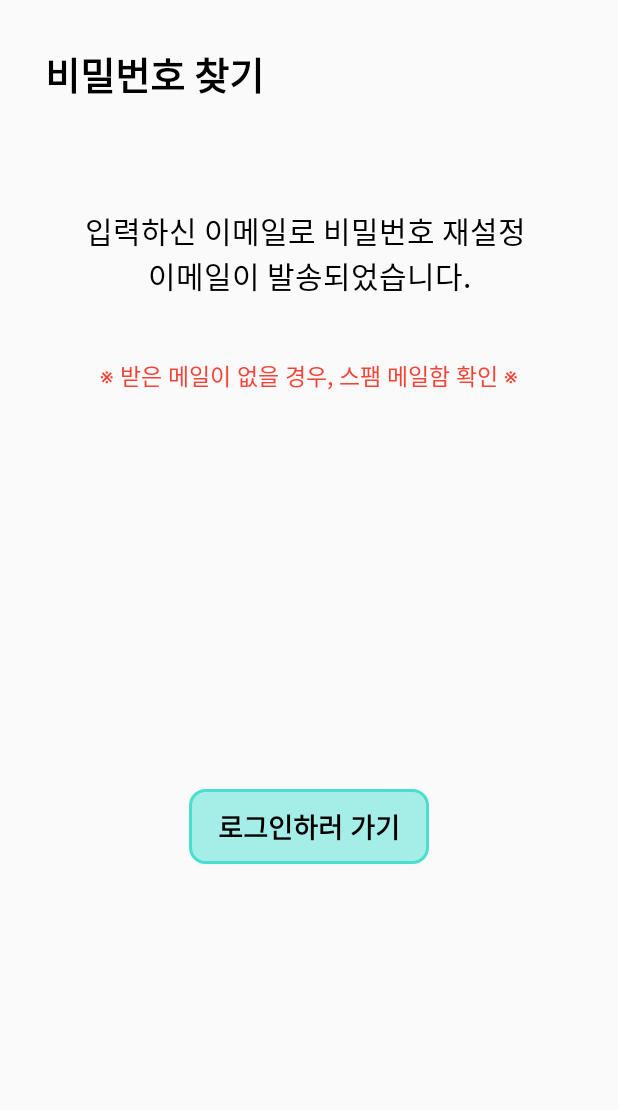
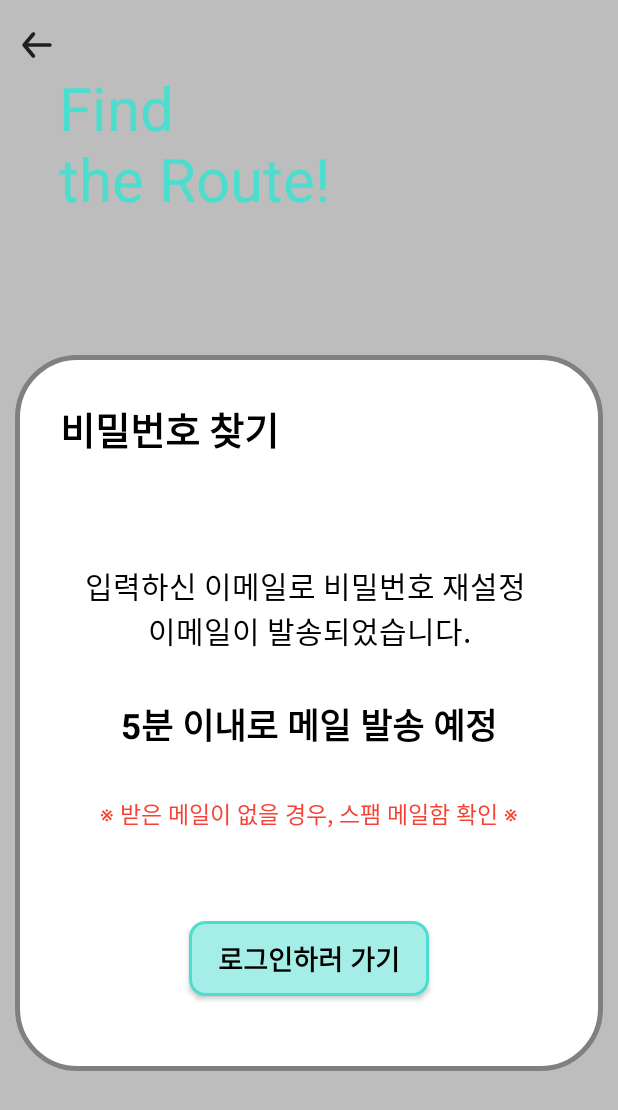
Before and after one commit to palzo/sandamso, an Android app: the FindpwResultActivity screen opened directly, with no data from a screen before it, on a phone screen of 412 x 824 dp. Shown: the top 1110 px of the screen. Run offline under Robolectric (Android 15) with nearby library versions, the phone set to English and light mode, and no system bars.

Commit message:
[DESIGN] : 🎨 비밀번호 찾기 결과 페이지 레이아웃 수정 [FEAT] : ⚙️ 비밀번호 재설정 이메일 전송 기능 오류 발생...

```diff
--- a/app/src/main/java/com/example/sansaninfo/SignPage/FindpwActivity.kt
+++ b/app/src/main/java/com/example/sansaninfo/SignPage/FindpwActivity.kt
@@ -53,12 +53,13 @@ class FindpwActivity : AppCompatActivity() {
                             .addOnCompleteListener { resetTask ->
                                 if (resetTask.isSuccessful) {
                                     toastMessage("비밀번호 재설정 이메일 발송 완료 !")
-                                    val resultIntent = Intent(this, FindpwResultActivity::class.java)
-                                    startActivity(resultIntent)
+
                                 } else {
                                     toastMessage("이메일 전송에 실패했습니다. 가입하신 이메일 주소를 확인해주세요.")
                                 }
                             }
+                        val resultIntent = Intent(this, FindpwResultActivity::class.java)
+                        startActivity(resultIntent)
                     }
                 }
                 else {
--- a/app/src/main/java/com/example/sansaninfo/SignPage/FindpwResultActivity.kt
+++ b/app/src/main/java/com/example/sansaninfo/SignPage/FindpwResultActivity.kt
@@ -13,8 +13,8 @@ class FindpwResultActivity : AppCompatActivity() {
         setContentView(binding.root)
 
         binding.findpwresultBtn.setOnClickListener {
-            val intent = Intent(this, SignInActivity::class.java)
-            startActivity(intent)
+            /*val intent = Intent(this, SignInActivity::class.java)
+            startActivity(intent)*/
         }
     }
 }
--- a/app/src/main/res/layout/activity_findpw_result.xml
+++ b/app/src/main/res/layout/activity_findpw_result.xml
@@ -3,8 +3,41 @@
     xmlns:app="http://schemas.android.com/apk/res-auto"
     xmlns:tools="http://schemas.android.com/tools"
     android:layout_width="match_parent"
+    android:layout_height="match_parent"
+    android:background="@color/grey_400"
+    tools:context=".SignPage.FindpwResultActivity">
+
+    <ImageButton
+        android:id="@+id/findpwresult_btn_back"
+        android:layout_width="wrap_content"
         android:layout_height="wrap_content"
-    tools:context=".SignPage.FindpwResultActivity">
+        android:src="@drawable/ic_back_arrow"
+        android:background="@color/transparency"
+        android:layout_marginTop="15dp"
+        android:layout_marginStart="10dp"
+        app:layout_constraintStart_toStartOf="parent"
+        app:layout_constraintTop_toTopOf="parent" />
+
+    <TextView
+        android:id="@+id/findpwresult_tv"
+        android:layout_width="wrap_content"
+        android:layout_height="wrap_content"
+        android:text="Find\nthe Route!"
+        android:textColor="@color/mint"
+        android:textSize="40sp"
+        app:layout_constraintStart_toEndOf="@+id/findpwresult_btn_back"
+        app:layout_constraintTop_toBottomOf="@+id/findpwresult_btn_back" />
+
+    <androidx.constraintlayout.widget.ConstraintLayout
+        android:layout_width="match_parent"
+        android:layout_height="wrap_content"
+        android:layout_marginHorizontal="10dp"
+        android:background="@drawable/findpw_box"
+        android:layout_marginBottom="20dp"
+        app:layout_constraintBottom_toBottomOf="parent"
+        app:layout_constraintEnd_toEndOf="parent"
+        app:layout_constraintStart_toStartOf="parent"
+        app:layout_constraintTop_toBottomOf="@+id/findpwresult_tv">
 
         <TextView
             android:id="@+id/findpwresult_tv_title"
@@ -24,8 +57,8 @@
             android:layout_width="wrap_content"
             android:layout_height="wrap_content"
             android:layout_marginTop="70dp"
+            android:gravity="center"
             android:text="입력하신 이메일로 비밀번호 재설정 \n이메일이 발송되었습니다."
-        android:gravity="center"
             android:textColor="@color/black"
             android:textSize="20sp"
             app:layout_constraintEnd_toEndOf="parent"
@@ -33,31 +66,45 @@
             app:layout_constraintTop_toBottomOf="@+id/findpwresult_tv_title" />
 
         <TextView
+            android:id="@+id/textView2"
+            android:layout_width="wrap_content"
+            android:layout_height="wrap_content"
+            android:layout_marginTop="30dp"
+            android:text="5분 이내로 메일 발송 예정"
+            android:textColor="@color/black"
+            android:textSize="23sp"
+            android:textStyle="bold"
+            app:layout_constraintEnd_toEndOf="@+id/findpwresult_tv_info1"
+            app:layout_constraintStart_toStartOf="@+id/findpwresult_tv_info1"
+            app:layout_constraintTop_toBottomOf="@+id/findpwresult_tv_info1" />
+
+        <TextView
             android:id="@+id/findpwresult_tv_info2"
             android:layout_width="wrap_content"
             android:layout_height="wrap_content"
+            android:layout_marginTop="30dp"
             android:text="※ 받은 메일이 없을 경우, 스팸 메일함 확인 ※"
+            android:textColor="@color/red_500"
             android:textSize="15sp"
-        android:layout_marginTop="40dp"
-        android:textColor="@color/red_500"
             app:layout_constraintEnd_toEndOf="@+id/findpwresult_tv_info1"
             app:layout_constraintStart_toStartOf="@+id/findpwresult_tv_info1"
-        app:layout_constraintTop_toBottomOf="@+id/findpwresult_tv_info1" />
+            app:layout_constraintTop_toBottomOf="@+id/textView2" />
 
         <Button
             android:id="@+id/findpwresult_btn"
             android:layout_width="160dp"
             android:layout_height="50dp"
-        android:layout_marginTop="45dp"
-        android:layout_marginBottom="30dp"
+            android:layout_marginTop="60dp"
+            android:layout_marginBottom="50dp"
+            android:background="@drawable/signin_btn_border"
             android:text="로그인하러 가기"
+            android:textColor="@color/black"
             android:textSize="18sp"
-        android:textColor="@color/black"
             android:textStyle="bold"
-        android:background="@drawable/signin_btn_border"
             app:layout_constraintBottom_toBottomOf="parent"
             app:layout_constraintEnd_toEndOf="parent"
             app:layout_constraintStart_toStartOf="parent"
             app:layout_constraintTop_toBottomOf="@+id/findpwresult_tv_info2" />
+    </androidx.constraintlayout.widget.ConstraintLayout>
 
 </androidx.constraintlayout.widget.ConstraintLayout>
```
Lines whose indentation alone changed are shown as unchanged.
